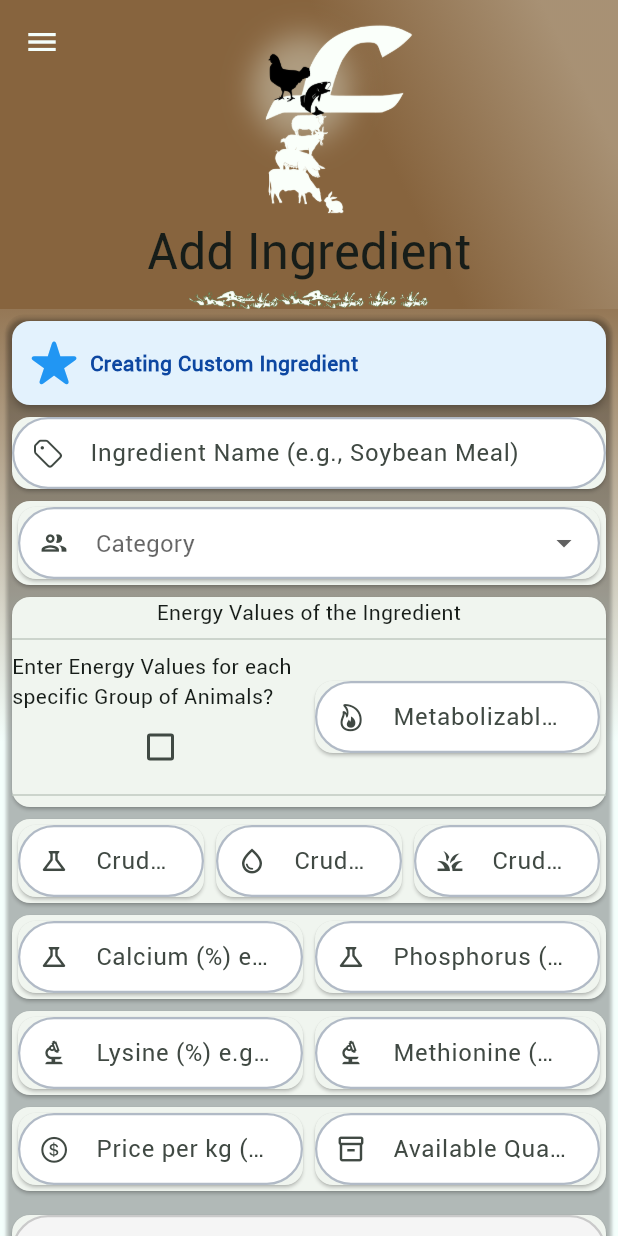
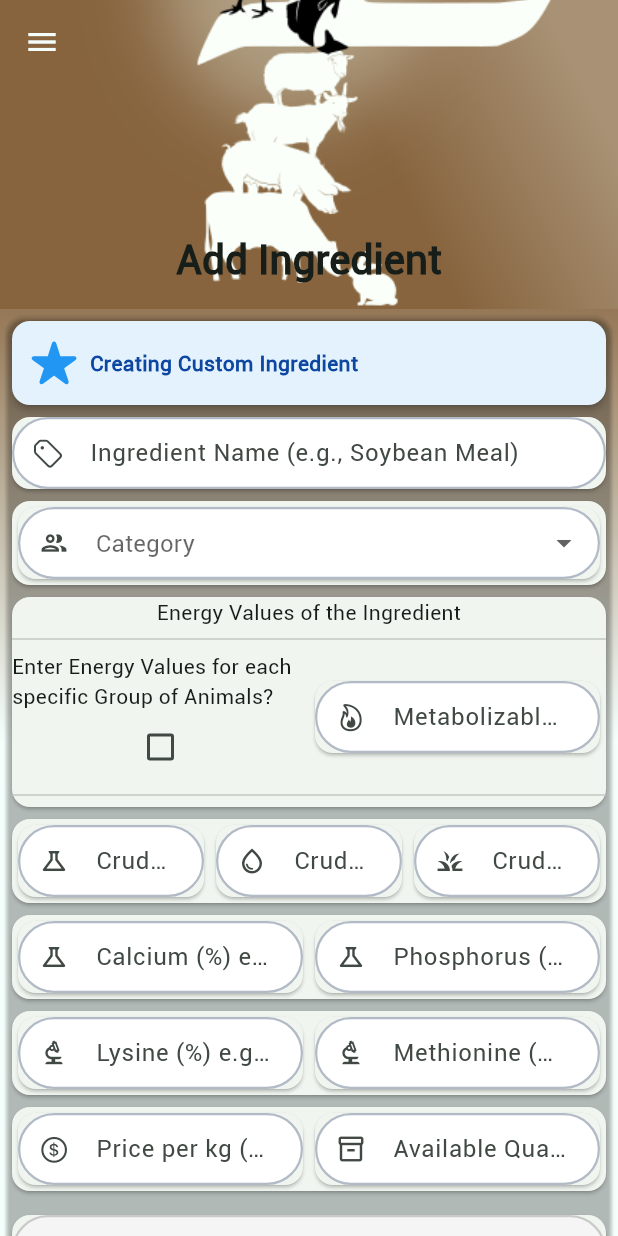
Before and after one commit to ebena107/redesigned-feed-app, a Flutter app: the NewIngredient screen opened by its route, on a phone screen of 412 x 824 dp. Run offline on Flutter 3.47's test engine with Material 3 defaults, Android fonts, the phone set to English and light mode, and no system bars; our stand-ins replace equatable, flutter_riverpod, flutter_spinkit, go_router, in_app_review, package_info_plus and 5 more; missing offline and left inert: devicelocale; accounts and stored records are empty; generated files the repository leaves out were written again.

Commit message:
Phase 5-6 complete: Update main view and user ingredients widget
- Add AppLogger to new_ingredient.dart with screen entry logging
- Improve title styling and text formatting in FlexibleSpaceBar
- Replace all Navigator.pop() with context.pop() in user_ingredients_widget
- Add error handling with try-catch in delete operation
- Fix controller disposal in import file dialog
- Add AppLogger for import/export operations
- Improve dialog context management with separate dialogContext

Co-authored-by: ebena107 <11066410+ebena107@users.noreply.github.com>

```diff
--- a/lib/src/features/add_ingredients/view/new_ingredient.dart
+++ b/lib/src/features/add_ingredients/view/new_ingredient.dart
@@ -1,7 +1,10 @@
 import 'package:feed_estimator/src/core/constants/common.dart';
+import 'package:feed_estimator/src/core/utils/logger.dart';
 import 'package:feed_estimator/src/features/add_ingredients/widgets/ingredient_form.dart';
 import 'package:feed_estimator/src/utils/widgets/app_drawer.dart';
 import 'package:flutter/material.dart';
+
+const String _tag = 'NewIngredient';
 
 class NewIngredient extends StatelessWidget {
   final String? ingredientId;
@@ -16,6 +19,14 @@ class NewIngredient extends StatelessWidget {
         (ingredientId == null || ingredientId == "null" || ingredientId == "")
             ? null
             : int.tryParse(ingredientId!);
+
+    // Log screen entry for debugging
+    if (ingId != null) {
+      AppLogger.info('Opening ingredient edit screen for ID: $ingId', tag: _tag);
+    } else {
+      AppLogger.info('Opening new ingredient creation screen', tag: _tag);
+    }
+
     return SafeArea(
       child: Scaffold(
         drawer: const FeedAppDrawer(),
@@ -47,22 +58,27 @@ class NewIngredient extends StatelessWidget {
                       begin: Alignment.bottomLeft,
                       end: Alignment.topRight,
                       tileMode: TileMode.repeated,
-                        stops: const [
-                          0.6,
-                          0.9
-                        ],
+                      stops: const [0.6, 0.9],
                       colors: [
                         const Color(0xff87643E),
-                          const Color(0xff87643E).withValues(alpha: .7)
-                        ]),
+                        const Color(0xff87643E).withValues(alpha: 0.7)
+                      ],
+                    ),
                   ),
                   child: FlexibleSpaceBar(
-                      title: Text(ingId != null
-                          ? "Update Ingredient"
-                          : 'Add Ingredient'),
+                    title: Text(
+                      ingId != null ? "Update Ingredient" : 'Add Ingredient',
+                      style: const TextStyle(
+                        fontSize: 18,
+                        fontWeight: FontWeight.w600,
+                      ),
+                    ),
                     centerTitle: true,
                     background: const Image(
-                          image: AssetImage('assets/images/back.png'))),
+                      image: AssetImage('assets/images/back.png'),
+                      fit: BoxFit.cover,
+                    ),
+                  ),
                 ),
               ),
               SliverToBoxAdapter(
```
Also changed, not shown: lib/src/features/add_ingredients/widgets/user_ingredients_widget.dart (+32 -11 lines). Lines whose indentation alone changed are shown as unchanged.
